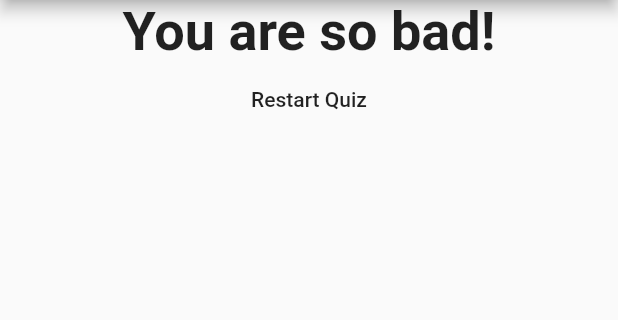
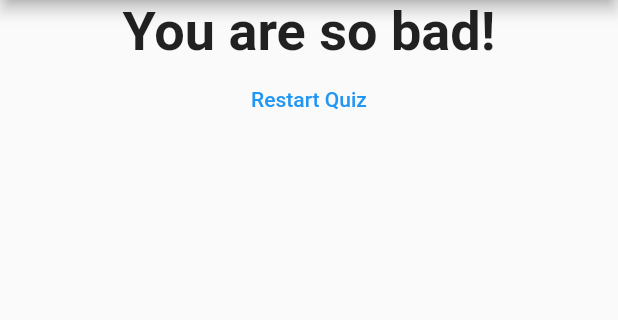
Before and after one commit to Boleto/quizz_flutter, a Flutter app: the screen it shows after launch, after a tap on "Black", after a tap on "Snake", after a tap on "Objective-C", on a phone screen of 412 x 824 dp, the part 84-404 px from its top. Run offline on Flutter 3.47's test engine with Material 2 defaults, Android fonts, the phone set to English and light mode, and no system bars.

Commit message:
Change the color of the restart quizz button to blue

```diff
--- a/lib/result.dart
+++ b/lib/result.dart
@@ -36,6 +36,7 @@ class Result extends StatelessWidget {
           FlatButton(
             onPressed: onResetPressed,
             child: Text('Restart Quiz'),
+            textColor: Colors.blue,
           )
         ],
       ),
```
